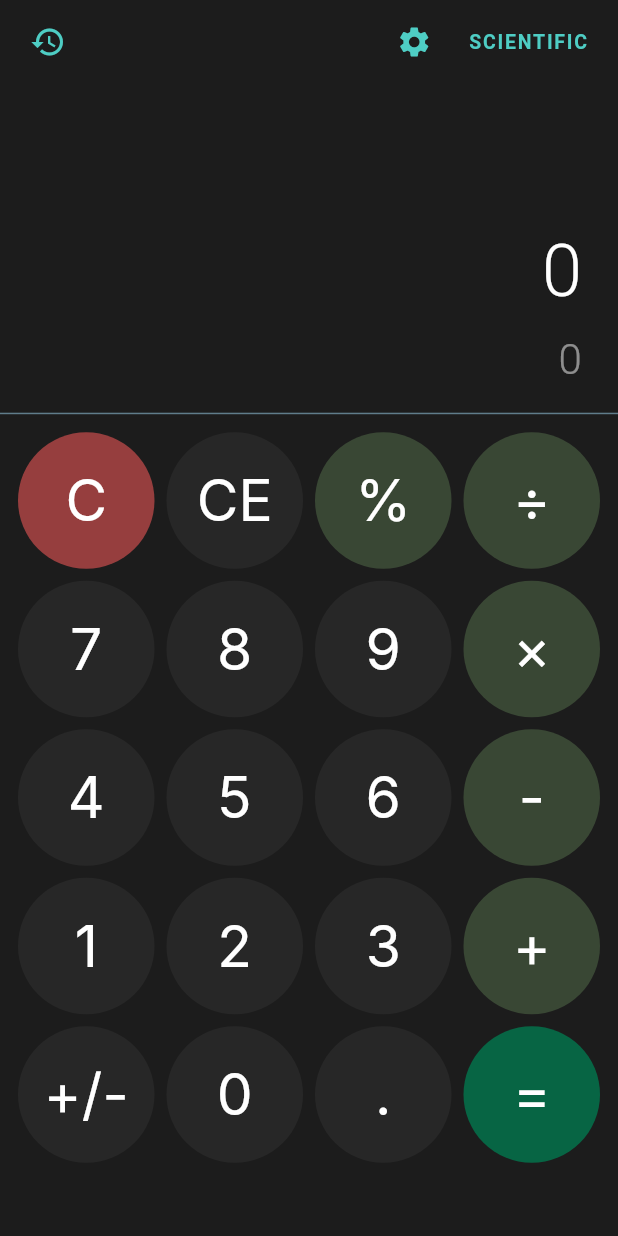
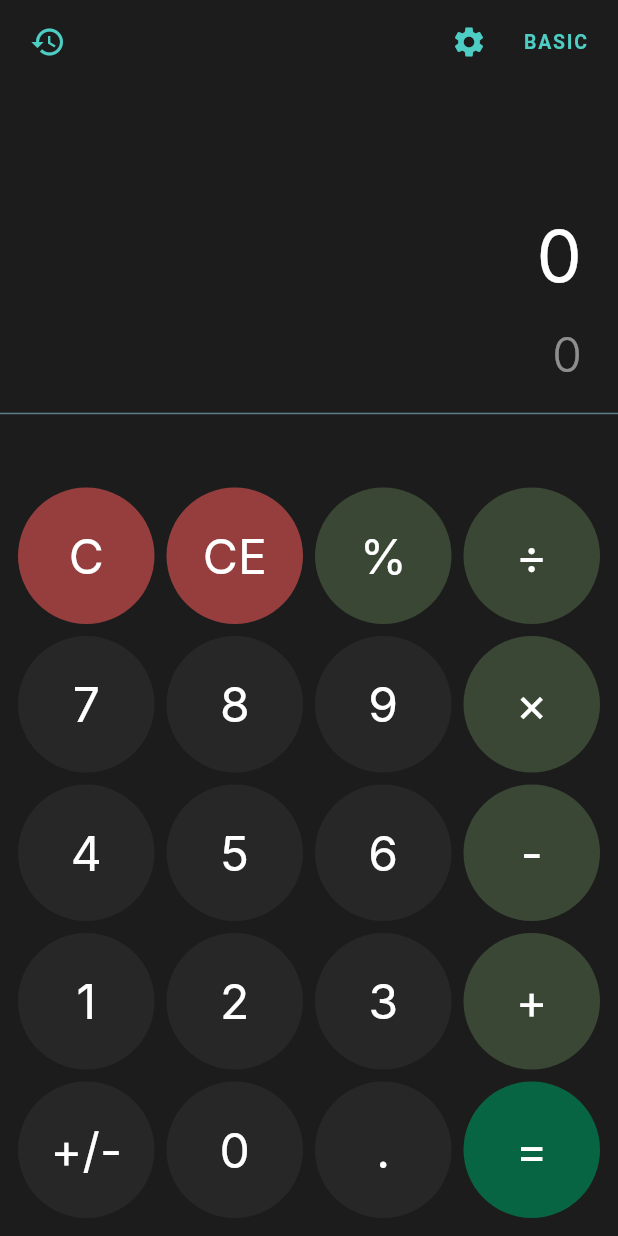
Before and after one commit to NNVHG/2224802010628_NguyenNgoVuHoangGia_flutter, a Flutter app: the screen it shows after launch, on a phone screen of 412 x 824 dp. Run offline on Flutter 3.47's test engine with Material 3 defaults, Android fonts, the phone set to English and light mode, and no system bars; our stand-ins replace math_expressions, shared_preferences; Roboto replaces fonts that are missing (Inter).

Commit message:
fix ban phim

```diff
--- a/lab3_b2_advanced_calculator/lib/providers/calculator_provider.dart
+++ b/lab3_b2_advanced_calculator/lib/providers/calculator_provider.dart
@@ -27,9 +27,13 @@ class CalculatorProvider extends ChangeNotifier {
   }
 
   void toggleMode() {
-    _mode = (_mode == CalculatorMode.basic)
-        ? CalculatorMode.scientific
-        : CalculatorMode.basic;
+    if (_mode == CalculatorMode.basic) {
+      _mode = CalculatorMode.scientific;
+    } else if (_mode == CalculatorMode.scientific) {
+      _mode = CalculatorMode.programmer;
+    } else {
+      _mode = CalculatorMode.basic;
+    }
     notifyListeners();
   }
 
--- a/lab3_b2_advanced_calculator/lib/screens/calculator_screen.dart
+++ b/lab3_b2_advanced_calculator/lib/screens/calculator_screen.dart
@@ -16,6 +16,8 @@ class CalculatorScreen extends StatefulWidget {
 }
 
 class _CalculatorScreenState extends State<CalculatorScreen> {
+  double _expressionFontSize = 48.0;
+  double _baseFontSize = 48.0;
   final List<String> basicButtons = [
     'C', 'CE', '%', '÷',
     '7', '8', '9', '×',
@@ -33,6 +35,23 @@ class _CalculatorScreenState extends State<CalculatorScreen> {
     'M-', '+/-', '0', '.', 'π', '='
   ];
 
+  final List<String> progButtons = [
+    'AND', 'OR', 'XOR', 'NOT', '<<', '>>',
+    'A', 'B', '7', '8', '9', 'AC',
+    'C', 'D', '4', '5', '6', '÷',
+    'E', 'F', '1', '2', '3', '×',
+    '(', ')', 'BIN', 'OCT', 'DEC', '-',
+    'HEX', '+/-', '0', '.', '=', '+'
+  ];
+
+  final List<String> sciLandscapeButtons = [
+    'Deg', 'sin', 'cos', 'tan',    'C', 'CE', '%', '÷',
+    'x²', '√', 'x^y', 'ln',        '7', '8', '9', '×',
+    'MC', 'MR', 'M+', 'M-',        '4', '5', '6', '-',
+    'log', '(', ')', 'π',          '1', '2', '3', '+',
+    '2nd', 'e', '', '',            '+/-', '0', '.', '='
+  ];
+
   @override
   Widget build(BuildContext context) {
     final screenWidth = MediaQuery.of(context).size.width;
@@ -41,32 +60,39 @@ class _CalculatorScreenState extends State<CalculatorScreen> {
 
     return Scaffold(
       backgroundColor: Theme.of(context).scaffoldBackgroundColor,
-      body: SafeArea(                          // ← Bọc SafeArea tránh tràn
+      body: SafeArea(
         child: Consumer<CalculatorProvider>(
           builder: (context, provider, child) {
+            bool isBasic = provider.mode == CalculatorMode.basic;
             bool isSci = provider.mode == CalculatorMode.scientific;
+            bool isProg = provider.mode == CalculatorMode.programmer;
 
             List<String> currentButtons;
             int crossAxisCount;
             double maxWidth;
-            double aspectRatio;
+            double aspectRatio; // Khai báo biến tỷ lệ
 
-            if (!isSci) {
+            if (isBasic) {
               currentButtons = basicButtons;
               crossAxisCount = 4;
               maxWidth = 440;
-              aspectRatio = 1.0;
+              aspectRatio = 1.0; // KHÓA TỶ LỆ 1.0 ĐỂ LÀM NÚT TRÒN
+            } else if (isProg) {
+              currentButtons = progButtons;
+              crossAxisCount = 6;
+              maxWidth = 440;
+              aspectRatio = 1.0; // KHÓA TỶ LỆ 1.0
             } else {
               if (isLandscape || screenWidth > 650) {
-                currentButtons = sciPortraitButtons;
-                crossAxisCount = 6;
-                maxWidth = 600;
-                aspectRatio = 1.2;
+                currentButtons = sciLandscapeButtons;
+                crossAxisCount = 8;
+                maxWidth = 850;
+                aspectRatio = 1.5; // Màn ngang (Web/Tablet) thì để chữ nhật sẽ đẹp hơn
               } else {
                 currentButtons = sciPortraitButtons;
                 crossAxisCount = 6;
                 maxWidth = 440;
-                aspectRatio = 0.9;
+                aspectRatio = 1.0; // KHÓA TỶ LỆ 1.0
               }
             }
 
@@ -82,7 +108,7 @@ class _CalculatorScreenState extends State<CalculatorScreen> {
                       child: Row(
                         mainAxisAlignment: MainAxisAlignment.spaceBetween,
                         children: [
-                          // Nút lịch sử (History button) ← THÊM MỚI
+                          // Nút lịch sử (History button)
                           IconButton(
                             icon: const Icon(Icons.history,
                                 color: Color(0xFF4ECDC4)),
@@ -136,7 +162,7 @@ class _CalculatorScreenState extends State<CalculatorScreen> {
                               TextButton(
                                 onPressed: () => provider.toggleMode(),
                                 child: Text(
-                                  isSci ? 'BASIC' : 'SCIENTIFIC',
+                                  isBasic ? 'BASIC' : (isSci ? 'SCIENTIFIC' : 'PROGRAMMER'),
                                   style: const TextStyle(
                                     color: Color(0xFF4ECDC4),
                                     fontWeight: FontWeight.bold,
@@ -154,53 +180,69 @@ class _CalculatorScreenState extends State<CalculatorScreen> {
                 // --- Vùng hiển thị (Display Area) ---
                 Expanded(
                   flex: 2,
+                  // SỬ DỤNG GESTURE DETECTOR ĐỂ BẮT CÁC CỬ CHỈ
+                  // SỬ DỤNG GESTURE DETECTOR GỘP (CHỈ DÙNG SCALE)
                   child: GestureDetector(
-                        onHorizontalDragEnd: (details) {
-                          if (details.primaryVelocity! < 0) {
+                    behavior: HitTestBehavior.opaque,
+
+                    onScaleStart: (details) {
+                      _baseFontSize = _expressionFontSize;
+                    },
+
+                    onScaleUpdate: (details) {
+                      // Nếu có 2 ngón tay chạm vào (pointerCount == 2) -> Xử lý Pinch to zoom
+                      if (details.pointerCount == 2) {
+                        setState(() {
+                          _expressionFontSize = (_baseFontSize * details.scale).clamp(24.0, 72.0);
+                        });
+                      }
+                    },
+
+                    onScaleEnd: (details) {
+                      // Lấy vận tốc vuốt (velocity) khi người dùng nhấc ngón tay lên
+                      final velocity = details.velocity.pixelsPerSecond;
+
+                      // 1. Nếu vuốt ngang mạnh (trái hoặc phải) -> Xóa ký tự
+                      if (velocity.dx.abs() > velocity.dy.abs() && velocity.dx.abs() > 300) {
                         provider.deleteLastCharacter();
                       }
+                      // 2. Nếu vuốt lên mạnh (âm theo trục Y) -> Mở Lịch sử
+                      else if (velocity.dy < -300) {
+                        Navigator.push(
+                          context,
+                          MaterialPageRoute(builder: (_) => const HistoryScreen()),
+                        );
+                      }
                     },
+
                     child: Container(
                       alignment: Alignment.bottomRight,
-                          padding: const EdgeInsets.symmetric(
-                              horizontal: 24, vertical: 16),
+                      padding: const EdgeInsets.symmetric(horizontal: 24, vertical: 16),
                       child: Column(
                         mainAxisAlignment: MainAxisAlignment.end,
                         crossAxisAlignment: CrossAxisAlignment.end,
                         children: [
-                              // Biểu thức đang nhập (current expression)
                           SingleChildScrollView(
                             scrollDirection: Axis.horizontal,
                             reverse: true,
                             child: Text(
-                                  provider.expression.isEmpty
-                                      ? '0'
-                                      : provider.expression,
-                                  style: const TextStyle(
+                              provider.expression.isEmpty ? '0' : provider.expression,
+                              style: TextStyle(
+                                fontFamily: 'Inter',
                                 color: Colors.white,
-                                    fontSize: 48,
-                                    fontWeight: FontWeight.w300,
+                                fontSize: _expressionFontSize, // Size động
+                                fontWeight: FontWeight.w400,
                               ),
                             ),
                           ),
-                              const SizedBox(height: 4),
-                              // Kết quả trước (previous result)
+                          const SizedBox(height: 8),
                           Text(
                             provider.result,
                             style: TextStyle(
+                              fontFamily: 'Inter',
                               color: Colors.white.withOpacity(0.5),
-                                  fontSize: 28,
+                              fontSize: 32,
                               fontWeight: FontWeight.w300,
-                                ),
-                              ),
-                              // Indicator bộ nhớ (Memory indicator)
-                              if (provider.hasMemory)
-                                const Text(
-                                  'M',
-                                  style: TextStyle(
-                                    color: Color(0xFF4ECDC4),
-                                    fontSize: 14,
-                                    fontWeight: FontWeight.bold,
                             ),
                           ),
                         ],
@@ -213,19 +255,34 @@ class _CalculatorScreenState extends State<CalculatorScreen> {
                         color: Colors.blueGrey, height: 1, thickness: 1),
 
                     // --- Bàn phím nút bấm (Button Grid) ---
+                    // --- Bàn phím nút bấm (Button Grid) ---
                     Expanded(
-                      flex: isSci ? 6 : 5,   // ← Tăng flex khi scientific
+                      flex: isSci || isProg ? 6 : 5,
+                      child: Align(
+                        alignment: Alignment.bottomCenter, // Đẩy toàn bộ phím xuống đáy
                         child: Padding(
                           padding: const EdgeInsets.all(12),
+                          child: AnimatedSwitcher(
+                            duration: const Duration(milliseconds: 400),
+                            transitionBuilder: (child, animation) {
+                              return FadeTransition(
+                                opacity: animation,
+                                child: ScaleTransition(
+                                  scale: animation.drive(Tween(begin: 0.95, end: 1.0)),
+                                  child: child,
+                                ),
+                              );
+                            },
                             child: GridView.builder(
+                              key: ValueKey<CalculatorMode>(provider.mode), // Bắt buộc phải có cho Animation
+                              shrinkWrap: true, // Ôm sát nội dung để có thể căn đáy
                               physics: const NeverScrollableScrollPhysics(),
                               itemCount: currentButtons.length,
-                          gridDelegate:
-                          SliverGridDelegateWithFixedCrossAxisCount(
+                              gridDelegate: SliverGridDelegateWithFixedCrossAxisCount(
                                 crossAxisCount: crossAxisCount,
-                            crossAxisSpacing: 8,
-                            mainAxisSpacing: 8,
-                            childAspectRatio: aspectRatio,
+                                crossAxisSpacing: 8.0,
+                                mainAxisSpacing: 8.0,
+                                childAspectRatio: aspectRatio, // Nhận giá trị 1.0 đã set ở trên
                               ),
                               itemBuilder: (context, index) {
                                 final btnText = currentButtons[index];
@@ -245,12 +302,26 @@ class _CalculatorScreenState extends State<CalculatorScreen> {
                                       provider.memoryRecall();
                                     } else if (btnText == 'MC') {
                                       provider.memoryClear();
+                                    } else if (btnText == 'AC') {
+                                      provider.clear();
                                     } else {
                                       provider.onButtonPressed(btnText);
                                     }
                                   },
+                                  onLongPress: btnText == 'C' ? () {
+                                    provider.clearAllHistory();
+                                    ScaffoldMessenger.of(context).showSnackBar(
+                                      const SnackBar(
+                                        content: Text('Đã xóa toàn bộ lịch sử!', style: TextStyle(fontFamily: 'Inter')),
+                                        duration: Duration(seconds: 1),
+                                        backgroundColor: Color(0xFF963E3E),
+                                      ),
+                                    );
+                                  } : null,
                                 );
                               },
+                            ),
+                          ),
                         ),
                       ),
                     ),
--- a/lab3_b2_advanced_calculator/lib/widgets/calculator_button.dart
+++ b/lab3_b2_advanced_calculator/lib/widgets/calculator_button.dart
@@ -1,49 +1,72 @@
 import 'package:flutter/material.dart';
 
-class CalculatorButton extends StatelessWidget {
+class CalculatorButton extends StatefulWidget {
   final String text;
   final VoidCallback onPressed;
+  final VoidCallback? onLongPress;
 
   const CalculatorButton({
     Key? key,
     required this.text,
     required this.onPressed,
+    this.onLongPress,
   }) : super(key: key);
 
-  // Hàm xác định màu nền (background color) dựa vào ký tự của nút
-  Color get _backgroundColor {
-    if (text == 'C') return const Color(0xFF963E3E); // Màu đỏ
-    if (text == '=') return const Color(0xFF076544); // Màu xanh lá sáng
-    if (['÷', '×', '-', '+', '%', '( )'].contains(text)) {
-      return const Color(0xFF394734); // Màu xanh rêu tối
-    }
-    return const Color(0xFF272727); // Màu xám đậm cho số và dấu .
+  @override
+  State<CalculatorButton> createState() => _CalculatorButtonState();
 }
 
-  // Hàm xác định màu chữ (text color)
-  Color get _textColor {
-    return Colors.white;
+class _CalculatorButtonState extends State<CalculatorButton> {
+  // Biến quản lý tỷ lệ thu phóng của nút
+  double _scale = 1.0;
+
+  Color get _backgroundColor {
+    if (widget.text == 'C' || widget.text == 'AC' || widget.text == 'CE') return const Color(0xFF963E3E);
+    if (widget.text == '=') return const Color(0xFF076544);
+    if (['÷', '×', '-', '+', '%', '( )', '(', ')'].contains(widget.text)) {
+      return const Color(0xFF394734);
     }
+    return const Color(0xFF272727);
+  }
+
+// Mở file lib/widgets/calculator_button.dart và cập nhật hàm build:
 
   @override
   Widget build(BuildContext context) {
-    return ElevatedButton(
-      onPressed: onPressed,
+    return Listener(
+      onPointerDown: (_) => setState(() => _scale = 0.9),
+      onPointerUp: (_) => setState(() => _scale = 1.0),
+      onPointerCancel: (_) => setState(() => _scale = 1.0),
+      child: AnimatedScale(
+        scale: _scale,
+        duration: const Duration(milliseconds: 100),
+        curve: Curves.easeInOut,
+        child: ElevatedButton(
+          onPressed: widget.onPressed,
+          onLongPress: widget.onLongPress,
           style: ElevatedButton.styleFrom(
             backgroundColor: _backgroundColor,
-        foregroundColor: _textColor,
+            foregroundColor: Colors.white,
             shape: RoundedRectangleBorder(
-          borderRadius: BorderRadius.circular(100), // Bo tròn hoàn toàn theo CSS
+              // GIỮ LẠI NÚT TRÒN HOÀN HẢO THEO ĐÚNG THIẾT KẾ CSS
+              borderRadius: BorderRadius.circular(100),
             ),
-        padding: EdgeInsets.zero,
+            // Tăng padding để chữ thu nhỏ lại, không bị đâm ra viền cong của nút tròn
+            padding: const EdgeInsets.all(8),
             elevation: 0,
+            splashFactory: NoSplash.splashFactory,
           ),
+          child: FittedBox(
+            fit: BoxFit.scaleDown,
             child: Text(
-        text,
+              widget.text,
               style: const TextStyle(
                 fontFamily: 'Inter',
-          fontSize: 38, // Điều chỉnh size chữ cho phù hợp với khung hình
+                fontSize: 32, // Chữ sẽ tự động co lại nhờ FittedBox nếu quá dài
                 fontWeight: FontWeight.w400,
+              ),
+            ),
+          ),
         ),
       ),
     );
```
Lines whose indentation alone changed are shown as unchanged.
